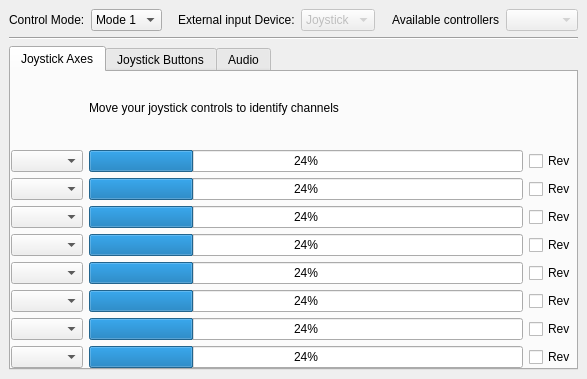
Old version of the form ground/src/plugins/gcscontrol/gcscontrolgadgetoptionspage.ui in the repository openpilot/OpenPilot.
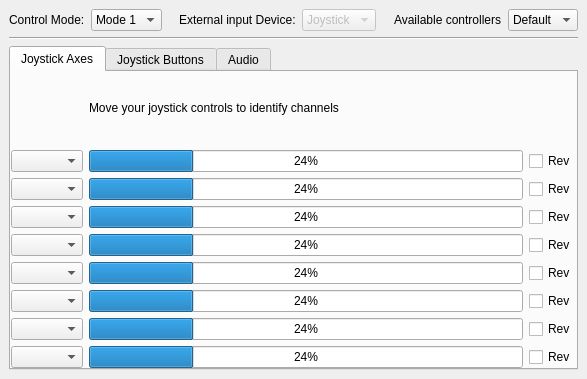
New version of the form.

Commit message: GCS Control - Joystick buttons can now toggle GCSControl.

```diff
--- a/ground/src/plugins/gcscontrol/gcscontrolgadgetoptionspage.ui
+++ b/ground/src/plugins/gcscontrol/gcscontrolgadgetoptionspage.ui
@@ -122,8 +122,13 @@
         <item>
          <widget class="QComboBox" name="AvailableControllerList">
           <property name="enabled">
-           <bool>false</bool>
+           <bool>true</bool>
           </property>
+          <item>
+           <property name="text">
+            <string>Default</string>
+           </property>
+          </item>
          </widget>
         </item>
        </layout>
```
The commit also changes 5 other files.
